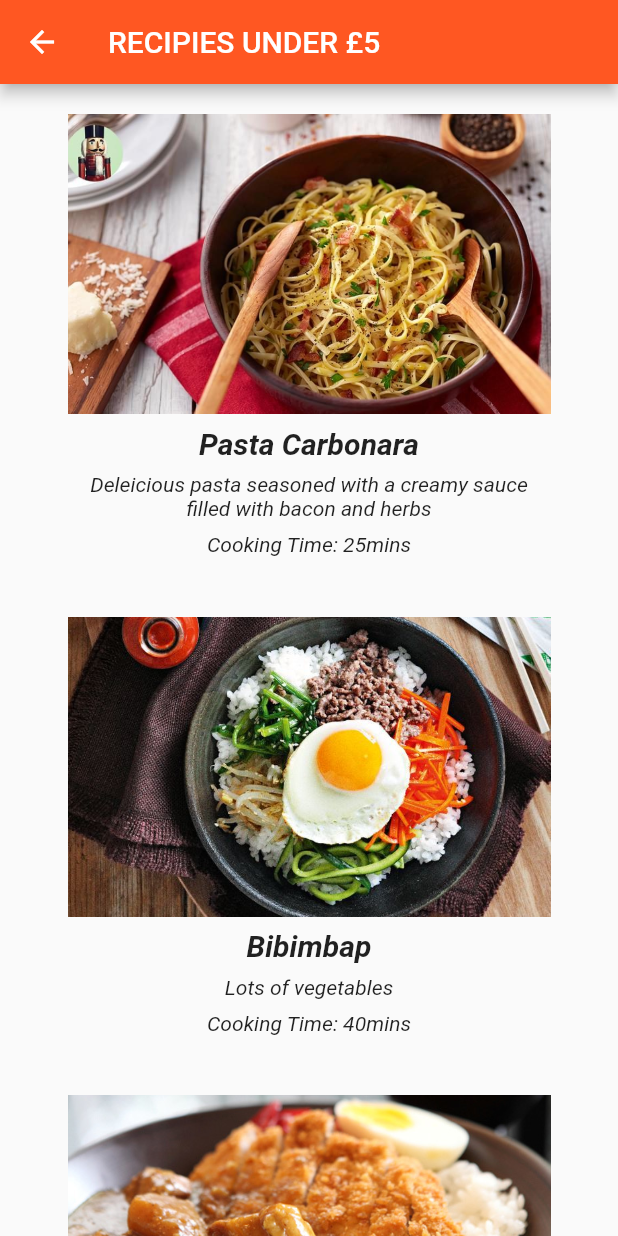
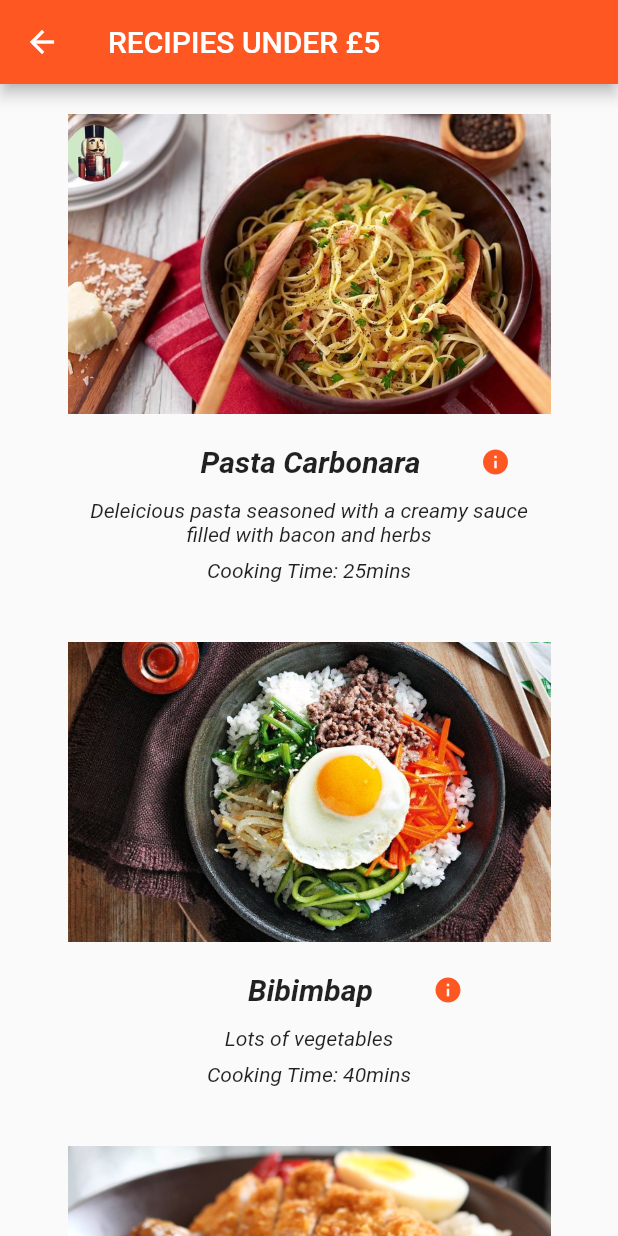
Before and after one commit to JonathanLewin/CookingProject, a Flutter app: the PageOne screen opened directly, on a phone screen of 412 x 824 dp. Run offline on Flutter 3.47's test engine with Material 2 defaults, Android fonts, the phone set to English and light mode, and no system bars; our stand-ins replace cloud_firestore; accounts and stored records are empty.

Commit message:
Added icon button next to recipe name

```diff
--- a/lib/homepage.dart
+++ b/lib/homepage.dart
@@ -129,14 +129,14 @@ class HomepagePageState extends State<HomepagePage> {
               .toLowerCase()
               .contains(_data[index].foodname.toLowerCase())) {
             print(_text);
-            //tempthree.add(_data[index].url);
+
             temp.add(_data[index].foodname);
             temptwo.add(_data[index].fooddescription);
             tempthree.add(_data[index].url);
             tempfour.add(_data[index].cookingtime);
             tempfive.add(_data[index].ingredients);
             print(searchRecipesArrayname);
-            //_filter.clear();
+
           }
           _filter.clear();
         }
--- a/lib/sidebarpages.dart
+++ b/lib/sidebarpages.dart
@@ -1,8 +1,6 @@
 import 'package:flutter/material.dart';
-//import 'package:cloud_firestore/cloud_firestore.dart';
 import './main.dart';
 import './ingredientspage.dart';
-import './homepage.dart';
 
 class Data {
   const Data(
@@ -128,7 +126,6 @@ class DataClass {
 
 class PageOne extends StatelessWidget {
   int index = 0;
-  //int counter = 0;
   final String pagetext;
 
   PageOne(this.pagetext);
@@ -217,6 +214,7 @@ class PageOne extends StatelessWidget {
     DataClass test;
     test = new DataClass();
     List<Data> _data = test.getList();
+    var oi = 'nxjd';
 
     int counter = _data.length;
 
@@ -234,13 +232,25 @@ class PageOne extends StatelessWidget {
                 new Image.asset(_data[index].url,
                     fit: BoxFit.cover, height: 200.0, width: 370.0),
                 new SizedBox(height: 8.0),
-                new Text(_data[index].foodname,
-                    textAlign: TextAlign.center,
-                    style: new TextStyle(
-                        fontSize: 20.0,
-                        fontWeight: FontWeight.bold,
-                        fontStyle: FontStyle.italic)),
-                new SizedBox(height: 8.0),
+                new Row(
+                  mainAxisAlignment: MainAxisAlignment.center,
+                  children: <Widget>[
+                    new SizedBox(width: 70.0),
+                    new Text(_data[index].foodname,
+                        style: new TextStyle(
+                            fontSize: 20.0,
+                            fontWeight: FontWeight.bold,
+                            fontStyle: FontStyle.italic)),
+                    new SizedBox(width: 20.0),
+                    new IconButton(
+                      icon: new Icon(Icons.info, size: 20.0),
+                      onPressed: () {},
+                      color: Colors.deepOrange,
+                      alignment: Alignment.centerRight
+                    ),
+                  ],
+                ),
+                //new SizedBox(height: 8.0),
                 new Text(_data[index].fooddescription,
                     textAlign: TextAlign.center,
                     style: new TextStyle(
@@ -277,10 +287,6 @@ class PageOne extends StatelessWidget {
         backgroundColor: Colors.deepOrange,
         title: new Text(pagetext),
       ),
-      // body: StreamBuilder(
-      //     stream: Firestore.instance.collection('foodname').snapshots(),
-      //     builder: (context, snapshot) {
-      //       if (!snapshot.hasData) return const Text('');
       body: ListView.builder(
         itemCount: _data.length,
         itemBuilder: _listItemBuilder,
@@ -288,14 +294,3 @@ class PageOne extends StatelessWidget {
     );
   }
 }
-
-//String name = documents[index].data['name'].toString();
-//String cookingtime = documents[index].data['cookingtime'].toString();
-//String description = documents[index].data['description'].toString();
-
-// return ListView.builder(
-//               itemCount: snapshot.data.documents.length,
-//               itemBuilder: (context, index) =>
-//                   _listItemBuilder(context, snapshot.data.documents[index]),
-//             );
-//           }),
```
